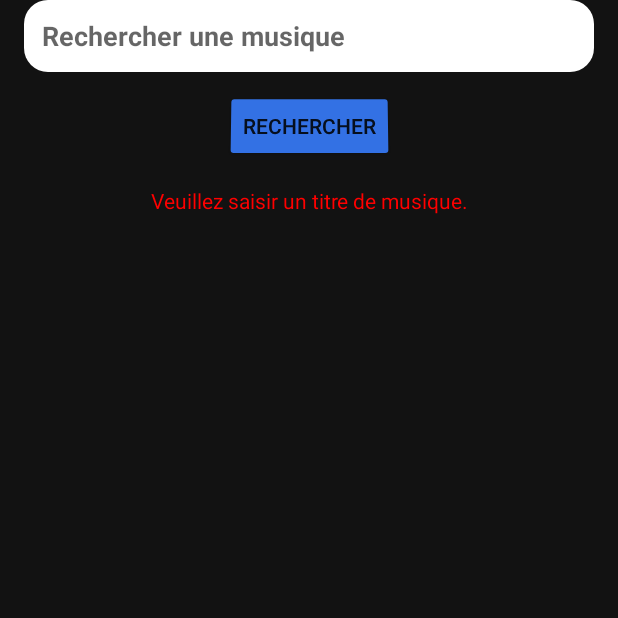
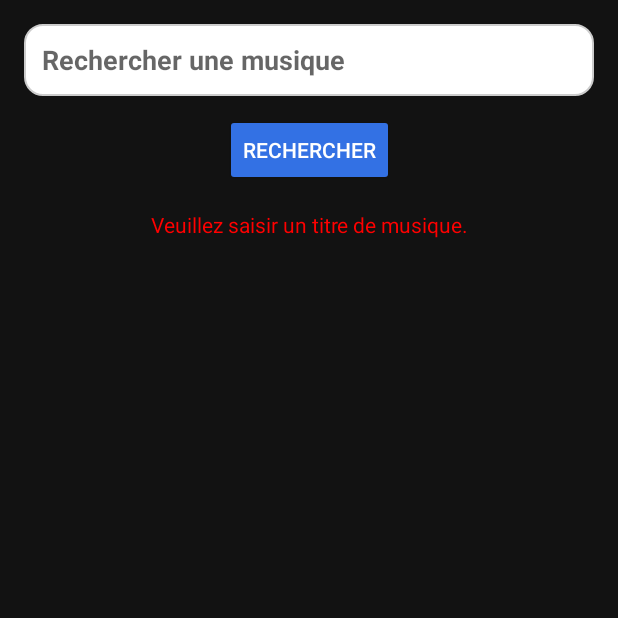
Before and after one commit to Tay9875/Music-app, an Android app built with Jetpack Compose: the screen it shows after launch (MainActivity), after a tap on "RECHERCHER", on a phone screen of 412 x 824 dp, the top half of it. Run offline under Robolectric (Android 15) with nearby library versions, the phone set to English and light mode, and no system bars; our stand-ins replace Firebase (no records; nobody signed in at launch, a user with empty details on screens opened directly); libraries missing offline, so code that uses them is left out: com.google.android.exoplayer2.

Commit message:
lecture de musique

```diff
--- a/Music/app/build.gradle.kts
+++ b/Music/app/build.gradle.kts
@@ -59,7 +59,7 @@ dependencies {
     implementation("com.google.firebase:firebase-firestore-ktx")
 
     // Dépendance ExoPlayer
-    implementation("com.google.android.exoplayer:exoplayer:2.15.1")
+    implementation("com.google.android.exoplayer:exoplayer:2.18.2")
 
     // Tests
     testImplementation(libs.junit)
--- a/Music/app/src/main/java/com/example/music/MainActivity.kt
+++ b/Music/app/src/main/java/com/example/music/MainActivity.kt
@@ -1,5 +1,7 @@
 package com.example.music
 
+import android.Manifest
+import android.content.pm.PackageManager
 import android.os.Bundle
 import android.util.Log
 import android.view.View
@@ -8,32 +10,43 @@ import android.view.ViewGroup
 import android.widget.Button
 import android.widget.EditText
 import android.widget.TextView
+import android.widget.Toast
 import androidx.activity.ComponentActivity
+import androidx.core.app.ActivityCompat
+import androidx.core.content.ContextCompat
 import androidx.recyclerview.widget.LinearLayoutManager
 import androidx.recyclerview.widget.RecyclerView
 import com.google.android.exoplayer2.ExoPlayer
 import com.google.android.exoplayer2.MediaItem
+import com.google.android.exoplayer2.Player
+import com.google.android.exoplayer2.PlaybackException
 import com.google.firebase.analytics.FirebaseAnalytics
 import com.google.firebase.analytics.ktx.analytics
 import com.google.firebase.firestore.FirebaseFirestore
 import com.google.firebase.firestore.ktx.firestore
+import com.google.firebase.firestore.ktx.toObject
 import com.google.firebase.ktx.Firebase
 
 class MainActivity : ComponentActivity() {
 
-    private lateinit var firebaseAnalytics: FirebaseAnalytics
-    private lateinit var firestore: FirebaseFirestore
+    private val TAG = "MainActivity"
+    private val PERMISSION_REQUEST_CODE = 1
+
     private lateinit var musicRecyclerView: RecyclerView
     private lateinit var searchEditText: EditText
     private lateinit var searchButton: Button
     private lateinit var errorTextView: TextView
 
+    // Déclarez firestore comme variable de classe pour y accéder dans toutes les fonctions
+    private lateinit var firestore: FirebaseFirestore
+
     override fun onCreate(savedInstanceState: Bundle?) {
         super.onCreate(savedInstanceState)
+        // Assurez-vous que le fichier activity_main.xml est correctement configuré
         setContentView(R.layout.activity_main)
 
-        // Initialiser Firebase Analytics
-        firebaseAnalytics = Firebase.analytics
+        // Initialiser Firebase Analytics (si nécessaire)
+        val firebaseAnalytics: FirebaseAnalytics = Firebase.analytics
 
         // Initialiser Firestore
         firestore = Firebase.firestore
@@ -46,6 +59,9 @@ class MainActivity : ComponentActivity() {
 
         // Configurer le RecyclerView avec un LinearLayoutManager
         musicRecyclerView.layoutManager = LinearLayoutManager(this)
+
+        // Vérifier les permissions
+        checkPermissions()
 
         // Configurer le bouton de recherche
         searchButton.setOnClickListener {
@@ -61,16 +77,68 @@ class MainActivity : ComponentActivity() {
         }
     }
 
+    private fun checkPermissions() {
+        val permissions = mutableListOf<String>()
+
+        if (ContextCompat.checkSelfPermission(
+                this,
+                Manifest.permission.INTERNET
+            ) != PackageManager.PERMISSION_GRANTED
+        ) {
+            permissions.add(Manifest.permission.INTERNET)
+        }
+
+        // Pour les versions Android 6.0 et supérieures, READ_EXTERNAL_STORAGE n'est plus nécessaire pour accéder à Internet
+        // Supprimez la vérification si vous n'accédez pas au stockage externe
+        /*
+        if (ContextCompat.checkSelfPermission(
+                this,
+                Manifest.permission.READ_EXTERNAL_STORAGE
+            ) != PackageManager.PERMISSION_GRANTED
+        ) {
+            permissions.add(Manifest.permission.READ_EXTERNAL_STORAGE)
+        }
+        */
+
+        if (permissions.isNotEmpty()) {
+            ActivityCompat.requestPermissions(
+                this,
+                permissions.toTypedArray(),
+                PERMISSION_REQUEST_CODE
+            )
+        }
+    }
+
+    override fun onRequestPermissionsResult(
+        requestCode: Int,
+        permissions: Array<String>,
+        grantResults: IntArray
+    ) {
+        super.onRequestPermissionsResult(requestCode, permissions, grantResults)
+        if (requestCode == PERMISSION_REQUEST_CODE) {
+            for (i in permissions.indices) {
+                if (grantResults[i] != PackageManager.PERMISSION_GRANTED) {
+                    Toast.makeText(
+                        this,
+                        "Permission ${permissions[i]} refusée, l'application risque de ne pas fonctionner correctement.",
+                        Toast.LENGTH_LONG
+                    ).show()
+                }
+            }
+        }
+    }
+
     private fun searchMusic(query: String) {
-        Log.d("MainActivity", "Recherche de musique avec le titre : $query")
+        Log.d(TAG, "Recherche de musique avec le titre : $query")
         firestore.collection("music")
             .get()
             .addOnSuccessListener { documents ->
-                val musicList = documents.map { doc ->
-                    doc.toObject(Music::class.java)
+                val musicList = documents.mapNotNull { doc ->
+                    doc.toObject<Music>()
                 }.filter { music ->
                     music.title.contains(query, ignoreCase = true)
                 }
+
                 if (musicList.isNotEmpty()) {
                     musicRecyclerView.adapter = MusicAdapter(musicList)
                     musicRecyclerView.visibility = View.VISIBLE
@@ -81,20 +149,20 @@ class MainActivity : ComponentActivity() {
                     errorTextView.visibility = View.VISIBLE
                     errorTextView.text = "Aucune musique trouvée pour \"$query\""
                 }
-                Log.d("MainActivity", "Nombre de musiques trouvées : ${musicList.size}")
+                Log.d(TAG, "Nombre de musiques trouvées : ${musicList.size}")
             }
             .addOnFailureListener { exception ->
                 // Gérer l'erreur
                 musicRecyclerView.visibility = View.GONE
                 errorTextView.visibility = View.VISIBLE
                 errorTextView.text = "Erreur lors de la recherche : ${exception.message}"
-                Log.e("MainActivity", "Erreur lors de la recherche", exception)
+                Log.e(TAG, "Erreur lors de la recherche", exception)
             }
     }
 
     data class Music(val title: String = "", val url: String = "")
 
-    class MusicAdapter(private val musicList: List<Music>) :
+    inner class MusicAdapter(private val musicList: List<Music>) :
         RecyclerView.Adapter<MusicAdapter.MusicViewHolder>() {
 
         override fun onCreateViewHolder(parent: ViewGroup, viewType: Int): MusicViewHolder {
@@ -124,16 +192,65 @@ class MainActivity : ComponentActivity() {
                 titleTextView.text = music.title
 
                 playButton.setOnClickListener {
-                    // Libérer l'instance précédente d'ExoPlayer si elle existe
+                    // Libérer le précédent lecteur
                     exoPlayer?.release()
                     exoPlayer = null
 
-                    // Initialiser ExoPlayer et lire la musique
-                    exoPlayer = ExoPlayer.Builder(itemView.context).build().apply {
-                        val mediaItem = MediaItem.fromUri(music.url)
-                        setMediaItem(mediaItem)
-                        prepare()
-                        play()
+                    try {
+                        // Afficher l'URL pour débogage
+                        Log.d("MusicAdapter", "URL de la musique : ${music.url}")
+
+                        // Vérifier si l'URL est valide
+                        if (music.url.isBlank()) {
+                            Toast.makeText(
+                                itemView.context,
+                                "URL de la musique non valide",
+                                Toast.LENGTH_LONG
+                            ).show()
+                            return@setOnClickListener
+                        }
+
+                        // Initialiser ExoPlayer et lire la musique depuis l'URL
+                        exoPlayer = ExoPlayer.Builder(itemView.context).build().apply {
+                            val mediaItem = MediaItem.fromUri(music.url)
+                            setMediaItem(mediaItem)
+                            prepare()
+                            play()
+
+                            addListener(object : Player.Listener {
+                                override fun onPlayerError(error: PlaybackException) {
+                                    Log.e("MusicAdapter", "Erreur de lecture : ${error.errorCodeName}")
+                                    Toast.makeText(
+                                        itemView.context,
+                                        "Erreur lors de la lecture : ${error.localizedMessage}",
+                                        Toast.LENGTH_LONG
+                                    ).show()
+                                }
+
+                                override fun onPlaybackStateChanged(state: Int) {
+                                    when (state) {
+                                        Player.STATE_BUFFERING -> Log.d("MusicAdapter", "Mise en mémoire tampon...")
+                                        Player.STATE_READY -> Log.d("MusicAdapter", "Lecture prête")
+                                        Player.STATE_ENDED -> {
+                                            Log.d("MusicAdapter", "Lecture terminée")
+                                            exoPlayer?.release()
+                                            exoPlayer = null
+                                        }
+                                        Player.STATE_IDLE -> Log.d("MusicAdapter", "Lecteur à l'état IDLE")
+                                    }
+                                }
+                            })
+                        }
+
+                        Log.d("MusicAdapter", "Lecture de la musique : ${music.url}")
+
+                    } catch (e: Exception) {
+                        Log.e("MusicAdapter", "Erreur lors de l'initialisation du lecteur : ${e.message}")
+                        Toast.makeText(
+                            itemView.context,
+                            "Erreur lors de l'initialisation du lecteur : ${e.message}",
+                            Toast.LENGTH_LONG
+                        ).show()
                     }
                 }
             }
--- a/Music/app/src/main/res/drawable/rounded_edit_text.xml
+++ b/Music/app/src/main/res/drawable/rounded_edit_text.xml
@@ -1,5 +1,16 @@
 <?xml version="1.0" encoding="utf-8"?>
-<shape xmlns:android="http://schemas.android.com/apk/res/android">
-    <corners android:radius="16dp"/>
-    <padding android:left="10dp" android:top="10dp" android:right="10dp" android:bottom="10dp"/>
+<shape xmlns:android="http://schemas.android.com/apk/res/android"
+    android:shape="rectangle">
+
+    <!-- Set the background color to white -->
+    <solid android:color="#FFFFFF" />
+
+    <!-- Define the corner radius for rounded edges -->
+    <corners android:radius="12dp" />
+
+
+    <stroke
+        android:width="1dp"
+        android:color="#CCCCCC" />
+
 </shape>
--- a/Music/app/src/main/res/layout/activity_main.xml
+++ b/Music/app/src/main/res/layout/activity_main.xml
@@ -1,27 +1,29 @@
 <?xml version="1.0" encoding="utf-8"?>
-<androidx.constraintlayout.widget.ConstraintLayout xmlns:android="http://schemas.android.com/apk/res/android"
+<androidx.constraintlayout.widget.ConstraintLayout
+    xmlns:android="http://schemas.android.com/apk/res/android"
     xmlns:app="http://schemas.android.com/apk/res-auto"
+    android:id="@+id/constraintLayout"
     android:layout_width="match_parent"
     android:layout_height="match_parent"
-    android:background="#F2EDED"
-    android:backgroundTint="#121212">
+    android:background="#121212">
 
     <!-- Champ de recherche -->
     <EditText
         android:id="@+id/searchEditText"
         android:layout_width="0dp"
         android:layout_height="48dp"
-        android:layout_marginHorizontal="16dp"
+        android:layout_marginStart="16dp"
+        android:layout_marginEnd="16dp"
+        android:layout_marginTop="16dp"
         android:background="@drawable/rounded_edit_text"
-        android:backgroundTint="#FFFFFF"
         android:hint="Rechercher une musique"
         android:inputType="text"
         android:padding="12dp"
         android:textColor="#000000"
         android:textStyle="bold"
-        app:layout_constraintEnd_toEndOf="parent"
+        app:layout_constraintTop_toTopOf="parent"
         app:layout_constraintStart_toStartOf="parent"
-        app:layout_constraintTop_toTopOf="parent" />
+        app:layout_constraintEnd_toEndOf="parent" />
 
     <!-- Bouton de recherche -->
     <Button
@@ -29,12 +31,12 @@
         android:layout_width="wrap_content"
         android:layout_height="48dp"
         android:layout_marginTop="12dp"
+        android:text="Rechercher"
+        android:textColor="#FFFFFF"
         android:backgroundTint="#3371E4"
-        android:rotationX="6"
-        android:text="Rechercher"
-        app:layout_constraintEnd_toEndOf="parent"
+        app:layout_constraintTop_toBottomOf="@id/searchEditText"
         app:layout_constraintStart_toStartOf="parent"
-        app:layout_constraintTop_toBottomOf="@id/searchEditText" />
+        app:layout_constraintEnd_toEndOf="parent" />
 
     <!-- Message d'erreur ou de statut -->
     <TextView
@@ -43,13 +45,13 @@
         android:layout_height="wrap_content"
         android:layout_marginHorizontal="16dp"
         android:layout_marginTop="16dp"
-        android:gravity="center"
         android:text=""
         android:textColor="#FF0000"
+        android:gravity="center"
         android:visibility="gone"
-        app:layout_constraintEnd_toEndOf="parent"
+        app:layout_constraintTop_toBottomOf="@id/searchButton"
         app:layout_constraintStart_toStartOf="parent"
-        app:layout_constraintTop_toBottomOf="@id/searchButton" />
+        app:layout_constraintEnd_toEndOf="parent" />
 
     <!-- Liste des musiques -->
     <androidx.recyclerview.widget.RecyclerView
@@ -58,10 +60,9 @@
         android:layout_height="0dp"
         android:layout_marginTop="16dp"
         android:layout_marginBottom="16dp"
-        android:background="#121212"
+        app:layout_constraintTop_toBottomOf="@id/errorTextView"
         app:layout_constraintBottom_toBottomOf="parent"
-        app:layout_constraintEnd_toEndOf="parent"
         app:layout_constraintStart_toStartOf="parent"
-        app:layout_constraintTop_toBottomOf="@id/errorTextView" />
+        app:layout_constraintEnd_toEndOf="parent" />
 
 </androidx.constraintlayout.widget.ConstraintLayout>
```
Also changed, not shown: Music/app/src/main/AndroidManifest.xml (+9 -9 lines), Music/app/src/main/res/layout/item_music.xml (+6 -3 lines).
